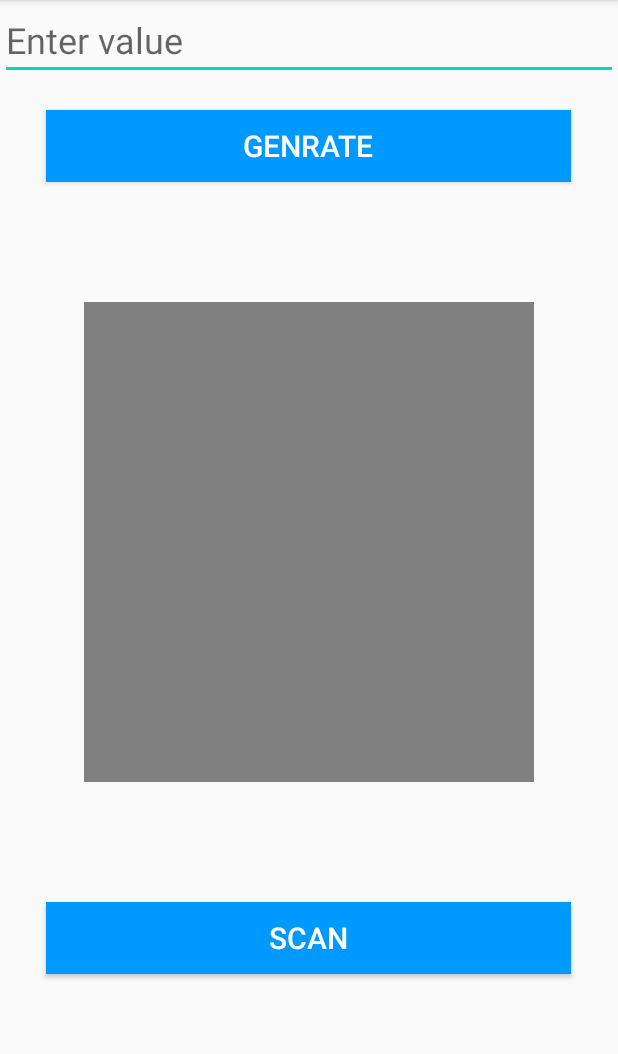
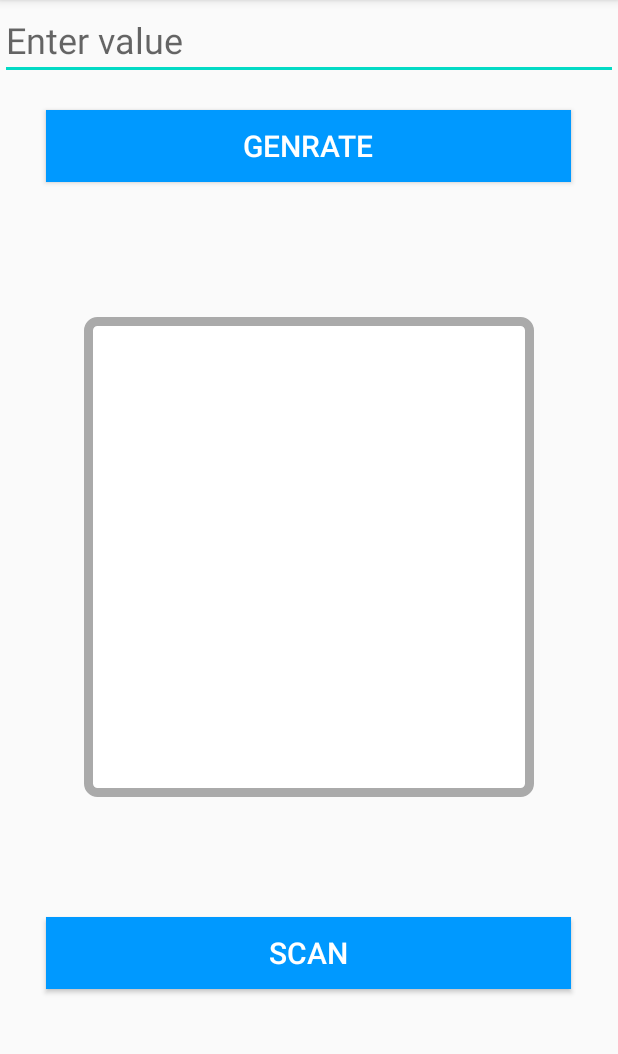
Before and after one commit to abhayjat/my-QRCode-Scanner, an Android app: the screen it shows after launch (MainActivity), on a phone screen of 412 x 824 dp, the part 84-1138 px from its top. Run offline under Robolectric (Android 15) with nearby library versions, the phone set to English and light mode, and no system bars; libraries missing offline, so code that uses them is left out: androidmads.library.qrgenearator.

Commit message:
Make QR Genrater

```diff
--- a/app/build.gradle
+++ b/app/build.gradle
@@ -26,8 +26,10 @@ dependencies {
     implementation fileTree(dir: "libs", include: ["*.jar"])
     implementation 'androidx.appcompat:appcompat:1.2.0'
     implementation 'androidx.constraintlayout:constraintlayout:1.1.3'
-    implementation 'androidmads.library.qrgenearator:QRGenearator:1.0.4'
+    //implementation 'androidmads.library.qrgenearator:QRGenearator:1.0.4'
+    implementation 'androidmads.library.qrgenearator:QRGenearator:1.0.3'
     implementation 'com.google.zxing:core:3.3.2'
+    //implementation  'androidmads.library.qrgenearator:QRGenearator:1.0.0'
     testImplementation 'junit:junit:4.12'
     androidTestImplementation 'androidx.test.ext:junit:1.1.1'
     androidTestImplementation 'androidx.test.espresso:espresso-core:3.2.0'
--- a/app/src/main/java/com/example/myqrcodescanner/MainActivity.java
+++ b/app/src/main/java/com/example/myqrcodescanner/MainActivity.java
@@ -2,13 +2,54 @@ package com.example.myqrcodescanner;
 
 import androidx.appcompat.app.AppCompatActivity;
 
+import android.graphics.Bitmap;
+import android.graphics.BitmapFactory;
 import android.os.Bundle;
+import android.util.Log;
+import android.view.View;
+import android.widget.Button;
+import android.widget.EditText;
+import android.widget.ImageView;
+
+import com.google.zxing.WriterException;
+
+import androidmads.library.qrgenearator.QRGContents;
+import androidmads.library.qrgenearator.QRGEncoder;
+import androidmads.library.qrgenearator.QRGSaver;
 
 public class MainActivity extends AppCompatActivity {
+
+    EditText qrValue;
+    Button  btngenrator,btnscan;
+    ImageView qrimgGen;
 
     @Override
     protected void onCreate(Bundle savedInstanceState) {
         super.onCreate(savedInstanceState);
         setContentView(R.layout.activity_main);
+
+        qrValue=(EditText) findViewById(R.id.enter_val);
+        btngenrator  =(Button) findViewById(R.id.genratebtn);
+        qrimgGen=(ImageView) findViewById(R.id.scaGan);
+        btnscan = (Button) findViewById(R.id.scanbtn);
+
+        btngenrator.setOnClickListener(new View.OnClickListener() {
+            @Override
+            public void onClick(View view) {
+                String data=qrValue.getText().toString();
+                if(data.isEmpty()){
+                    qrValue.setError("Enter some value");
+                }else {
+                    QRGEncoder qrgEncoder=new QRGEncoder(data,null, QRGContents.Type.TEXT,500);
+                    Bitmap bitmap;
+                    try {
+                        bitmap = qrgEncoder.encodeAsBitmap();
+                        qrimgGen.setImageBitmap(bitmap);
+                    } catch (WriterException e) {
+                        e.printStackTrace();
+                    }
+                }
+            }
+        });
     }
 }
--- /dev/null
+++ b/app/src/main/res/drawable/imageborder.xml
@@ -0,0 +1,13 @@
+<?xml version="1.0" encoding="UTF-8"?>
+<shape xmlns:android="http://schemas.android.com/apk/res/android">
+    <solid android:color="#FFFFFF" />
+    <corners android:radius="6dp" />
+    <stroke
+        android:width="6dp"
+        android:color="@android:color/darker_gray" />
+    <padding
+        android:bottom="6dp"
+        android:left="6dp"
+        android:right="6dp"
+        android:top="6dp" />
+</shape>
--- a/app/src/main/res/layout/activity_main.xml
+++ b/app/src/main/res/layout/activity_main.xml
@@ -18,7 +18,7 @@
         android:layout_width="350dp"
         android:layout_height="wrap_content"
         android:layout_below="@id/enter_val"
-        android:id="@+id/genrate"
+        android:id="@+id/genratebtn"
         android:layout_centerHorizontal="true"
         android:text="GENRATE"
         android:textSize="20dp"
@@ -30,21 +30,22 @@
     <ImageView
         android:layout_width="300dp"
         android:layout_height="320dp"
-        android:layout_below="@id/genrate"
+        android:layout_below="@id/genratebtn"
         android:layout_centerHorizontal="true"
-        android:layout_marginTop="80dp"
-        android:background="#808080"
-        android:id="@+id/screener"/>
+        android:layout_marginTop="90dp"
+        android:background="@drawable/imageborder"
+        android:id="@+id/scaGan"/>
 
     <Button
         android:layout_width="350dp"
         android:layout_height="wrap_content"
-        android:layout_below="@id/screener"
+        android:layout_below="@id/scaGan"
         android:layout_centerHorizontal="true"
         android:text="SCAN"
         android:textSize="20dp"
         android:textColor="#fff"
         android:layout_marginTop="80dp"
+        android:id="@+id/scanbtn"
         android:background="#0099ff"/>
 
 
```
